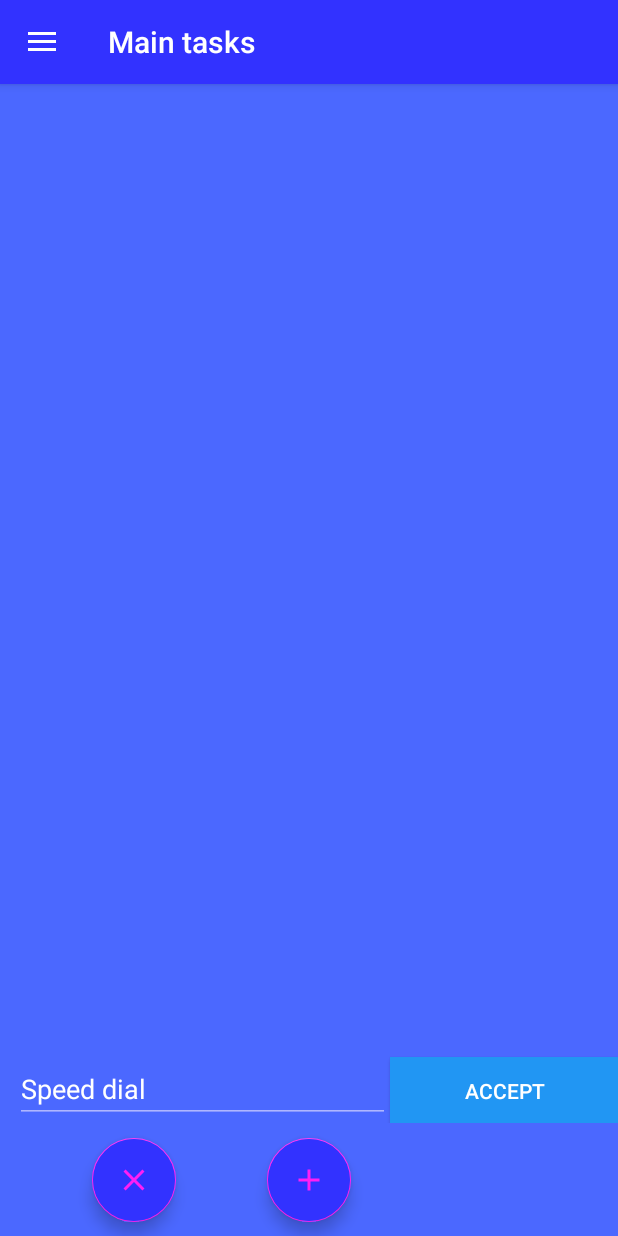
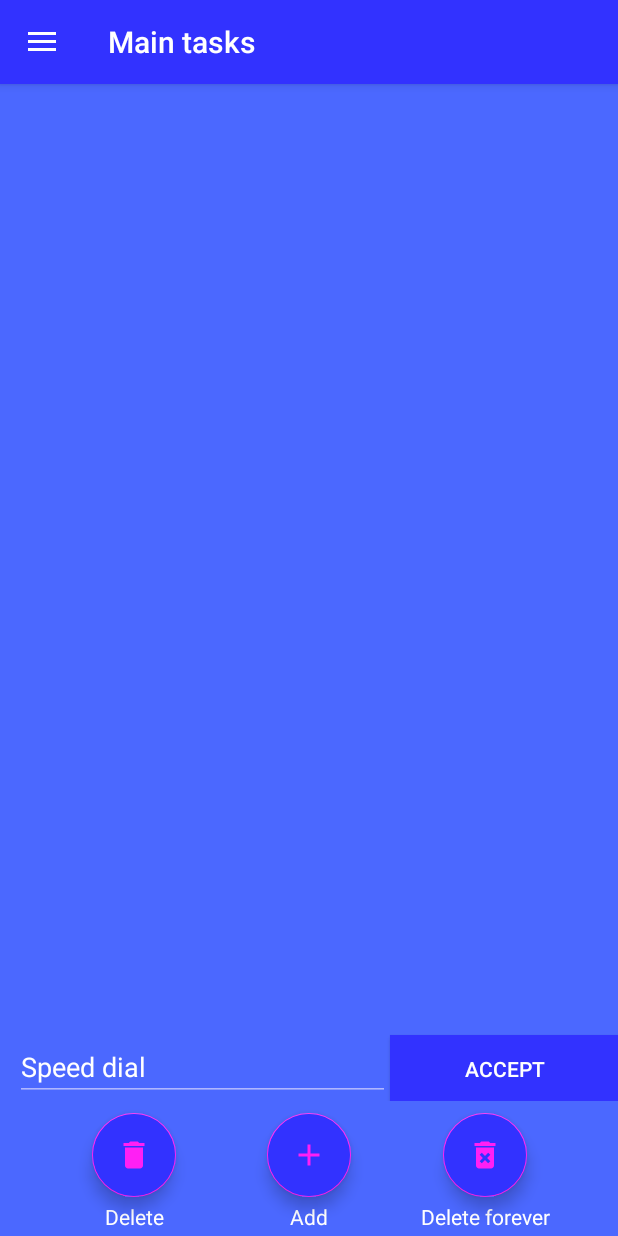
Before and after one commit to KitsuneFolk/TaskUI, an Android app: the screen it shows after launch (MainActivity), on a phone screen of 412 x 824 dp. Run offline under Robolectric (Android 15) with nearby library versions, the phone set to English and light mode, and no system bars; our stand-ins replace navigation-ui; libraries missing offline, so code that uses them is left out: it.xabaras.android.

Commit message:
added new icons for fab's; added fab's TextViews for users; added new delete_forever_fab.

```diff
--- a/app/src/main/java/com/pandacorp/taskui/ui/main_tasks/MainTasksFragment.java
+++ b/app/src/main/java/com/pandacorp/taskui/ui/main_tasks/MainTasksFragment.java
@@ -36,7 +36,7 @@ import it.xabaras.android.recyclerview.swipedecorator.RecyclerViewSwipeDecorator
 
 import static android.app.Activity.RESULT_OK;
 
-public class MainTasksFragment extends Fragment {
+public class MainTasksFragment extends Fragment implements View.OnClickListener {
     //Variable needed for ActivityOnResult to understand where data came from.
     private final int REQUEST_CODE_SET_TASK = 0;
 
@@ -52,7 +52,8 @@ public class MainTasksFragment extends Fragment {
     private Button speed_dial_button;
 
     private FloatingActionButton add_fab;
-    private FloatingActionButton clear_fab;
+    private FloatingActionButton delete_fab;
+    private FloatingActionButton delete_forever_fab;
 
     private View root;
 
@@ -64,7 +65,6 @@ public class MainTasksFragment extends Fragment {
     public View onCreateView(@NonNull LayoutInflater inflater,
                              ViewGroup container, Bundle savedInstanceState) {
         root = inflater.inflate(R.layout.fragment_main_tasks, container, false);
-        Log.d(TAG, "onSwiped: theme = " + getActivity().getTheme().toString());
 
 
         initViews();
@@ -87,7 +87,6 @@ public class MainTasksFragment extends Fragment {
             public void onClick(View v) {
                 String text = String.valueOf(speed_dial_editText.getText());
                 if (!text.isEmpty()) {
-                    Log.d(TAG, "onClick: not empty");
 
                     ContentValues contentValues = new ContentValues();
 
@@ -100,40 +99,55 @@ public class MainTasksFragment extends Fragment {
                     adapter.notifyDataSetChanged();
                     speed_dial_editText.setText("");
                 }
-                Log.d(TAG, "onClick: empty");
 
             }
         });
 
         add_fab = root.findViewById(R.id.add_fab);
-        clear_fab = root.findViewById(R.id.clear_fab);
+        delete_fab = root.findViewById(R.id.delete_fab);
+        delete_forever_fab = root.findViewById(R.id.delete_forever_fab);
 
-        add_fab.setOnClickListener(new View.OnClickListener() {
-            @Override
-            public void onClick(View v) {
+        add_fab.setOnClickListener(this);
+        delete_fab.setOnClickListener(this);
+        delete_forever_fab.setOnClickListener(this);
+
+    }
+    @Override
+    public void onClick(View v) {
+        switch (v.getId()){
+            case R.id.add_fab:
                 Intent intent = new Intent(getActivity(), SetTaskActivity.class);
                 startActivityForResult(intent, REQUEST_CODE_SET_TASK);
                 adapter.notifyDataSetChanged();
-            }
-        });
-        clear_fab.setOnClickListener(new View.OnClickListener() {
-            @Override
-            public void onClick(View v) {
+                break;
+            case R.id.delete_fab:
                 dbHelper = new DBHelper(getContext());
                 database = dbHelper.getWritableDatabase();
                 setDeletedTasksValues();
                 database.delete(DBHelper.MAIN_TASKS_TABLE_NAME, null, null);
+
                 databaseGetTasks();
                 fillArrayItemList();
                 adapter.notifyDataSetChanged();
                 //Очистка текста.
                 speed_dial_editText.setText("");
-            }
-        });
+                break;
+            case R.id.delete_forever_fab:
+                dbHelper = new DBHelper(getContext());
+                database = dbHelper.getWritableDatabase();
+                database.delete(DBHelper.MAIN_TASKS_TABLE_NAME, null, null);
+
+                databaseGetTasks();
+                fillArrayItemList();
+                adapter.notifyDataSetChanged();
+                //Очистка текста.
+                speed_dial_editText.setText("");
+                break;
+        }
     }
 
     private void setDeletedTasksValues() {
-        //Setting values of contentValue to set it to DELETED_TASKS_DATABASE when clicking clear_fab
+        //Setting values of contentValue to set it to DELETED_TASKS_DATABASE when clicking delete_fab
         ContentValues contentValues = new ContentValues();
         for (int i = 0; i < itemList.size(); i++) {
             contentValues.put(DBHelper.KEY_TASK_TEXT, itemList.get(i));
@@ -147,7 +161,6 @@ public class MainTasksFragment extends Fragment {
     public void onActivityResult(int requestCode, int resultCode, @Nullable Intent data) {
         super.onActivityResult(requestCode, resultCode, data);
         if (resultCode == RESULT_OK) {
-            Log.d(TAG, "MainTaskFragment.onActivityResult: RESULT_OK");
             //Updating the data for the RecyclerView and the RecyclerView.
             databaseGetTasks();
             fillArrayItemList();
@@ -218,7 +231,6 @@ public class MainTasksFragment extends Fragment {
                 WritableDatabase.delete(DBHelper.MAIN_TASKS_TABLE_NAME, DBHelper.KEY_TASK_TEXT + "=?", new String[]{deletedModel.getMainText()});
                 ContentValues contentValues = new ContentValues();
                 contentValues.put(DBHelper.KEY_TASK_TEXT, (String) deletedModel.getMainText());
-                Log.d(TAG, "setCompletedTasksValues: viewHolder.main_tv.getText() = " + deletedModel.getMainText());
                 database.insert(DBHelper.DELETED_TASKS_TABLE_NAME, null, contentValues);
                 adapter.notifyItemRemoved(position);
                 // showing snack bar with Undo option
@@ -236,9 +248,7 @@ public class MainTasksFragment extends Fragment {
 
                     }
                 });
-                Log.d(TAG, "onSwiped: 6");
                 snackbar.show();
-                Log.d(TAG, "onSwiped: 7");
             }
 
             @Override
--- a/app/src/main/res/drawable/ic_clear_black_24dp.xml
+++ b/app/src/main/res/drawable/ic_delete_black_24dp.xml
@@ -5,5 +5,5 @@
     android:viewportHeight="24.0">
     <path
         android:fillColor="?colorAccent"
-        android:pathData="M19,6.41L17.59,5 12,10.59 6.41,5 5,6.41 10.59,12 5,17.59 6.41,19 12,13.41 17.59,19 19,17.59 13.41,12z" />
+        android:pathData="M6,19c0,1.1 0.9,2 2,2h8c1.1,0 2,-0.9 2,-2V7H6v12zM19,4h-3.5l-1,-1h-5l-1,1H5v2h14V4z" />
 </vector>
--- /dev/null
+++ b/app/src/main/res/drawable/ic_delete_forever.xml
@@ -0,0 +1,9 @@
+<vector xmlns:android="http://schemas.android.com/apk/res/android"
+    android:width="24dp"
+    android:height="24dp"
+    android:viewportWidth="24.0"
+    android:viewportHeight="24.0">
+    <path
+        android:fillColor="?colorAccent"
+        android:pathData="M6,19c0,1.1 0.9,2 2,2h8c1.1,0 2,-0.9 2,-2L18,7L6,7v12zM8.46,11.88l1.41,-1.41L12,12.59l2.12,-2.12 1.41,1.41L13.41,14l2.12,2.12 -1.41,1.41L12,15.41l-2.12,2.12 -1.41,-1.41L10.59,14l-2.13,-2.12zM15.5,4l-1,-1h-5l-1,1L5,4v2h14L19,4z" />
+</vector>
--- a/app/src/main/res/layout/fragment_main_tasks.xml
+++ b/app/src/main/res/layout/fragment_main_tasks.xml
@@ -10,6 +10,7 @@
         android:id="@+id/main_rv_layout"
         android:layout_width="match_parent"
         android:layout_height="0dp"
+        android:layout_marginBottom="5dp"
         app:layout_constraintBottom_toTopOf="@+id/speed_dial_linearLayout"
         app:layout_constraintEnd_toEndOf="parent"
         app:layout_constraintLeft_toLeftOf="parent"
@@ -62,7 +63,7 @@
     <androidx.constraintlayout.widget.ConstraintLayout
         android:id="@+id/fabs_constraintLayout"
         android:layout_width="match_parent"
-        android:layout_height="75dp"
+        android:layout_height="90dp"
         app:layout_constraintBottom_toBottomOf="parent"
         app:layout_constraintEnd_toEndOf="@id/speed_dial_linearLayout"
         app:layout_constraintHorizontal_bias="1.0"
@@ -70,12 +71,12 @@
 
 
         <com.google.android.material.floatingactionbutton.FloatingActionButton
-            android:id="@+id/clear_fab"
+            android:id="@+id/delete_fab"
             android:layout_width="56dp"
             android:layout_height="56dp"
 
             android:backgroundTint="?android:attr/colorPrimary"
-            android:src="@drawable/ic_clear_black_24dp"
+            android:src="@drawable/ic_delete_black_24dp"
             app:layout_constraintBottom_toBottomOf="@+id/add_fab"
             app:layout_constraintEnd_toStartOf="@+id/add_fab"
             app:layout_constraintStart_toStartOf="parent"
@@ -86,14 +87,57 @@
             android:layout_width="56dp"
             android:layout_height="56dp"
 
+            android:layout_marginTop="8dp"
             android:backgroundTint="?android:attr/colorPrimary"
             android:src="@drawable/ic_add_black_24dp"
-            app:layout_constraintBottom_toBottomOf="parent"
             app:layout_constraintEnd_toEndOf="parent"
             app:layout_constraintStart_toStartOf="parent"
             app:layout_constraintTop_toTopOf="parent"
             tools:src="@drawable/ic_add_black_24dp" />
 
+        <com.google.android.material.floatingactionbutton.FloatingActionButton
+            android:id="@+id/delete_forever_fab"
+            android:layout_width="wrap_content"
+            android:layout_height="wrap_content"
+            android:clickable="true"
+            android:backgroundTint="?android:attr/colorPrimary"
+            android:src="@drawable/ic_delete_forever"
+            app:layout_constraintBottom_toBottomOf="@+id/add_fab"
+            app:layout_constraintEnd_toEndOf="parent"
+            app:layout_constraintStart_toEndOf="@+id/add_fab"
+            app:layout_constraintTop_toTopOf="@+id/add_fab"
+            tools:srcCompat="@tools:sample/avatars" />
+
+        <TextView
+            android:id="@+id/delete_tv"
+            android:layout_width="wrap_content"
+            android:layout_height="wrap_content"
+            android:text="@string/delete"
+            app:layout_constraintBottom_toBottomOf="parent"
+            app:layout_constraintEnd_toEndOf="@+id/delete_fab"
+            app:layout_constraintStart_toStartOf="@+id/delete_fab"
+            app:layout_constraintTop_toBottomOf="@+id/delete_fab" />
+
+        <TextView
+            android:id="@+id/add_tv"
+            android:layout_width="wrap_content"
+            android:layout_height="wrap_content"
+            android:text="@string/add"
+            app:layout_constraintBottom_toBottomOf="parent"
+            app:layout_constraintEnd_toEndOf="@+id/add_fab"
+            app:layout_constraintStart_toStartOf="@+id/add_fab"
+            app:layout_constraintTop_toBottomOf="@+id/add_fab" />
+
+        <TextView
+            android:id="@+id/delete_forever_tv"
+            android:layout_width="wrap_content"
+            android:layout_height="wrap_content"
+            android:text="@string/delete_forever"
+            app:layout_constraintBottom_toBottomOf="parent"
+            app:layout_constraintEnd_toEndOf="@+id/delete_forever_fab"
+            app:layout_constraintStart_toStartOf="@+id/delete_forever_fab"
+            app:layout_constraintTop_toBottomOf="@+id/delete_forever_fab" />
+
     </androidx.constraintlayout.widget.ConstraintLayout>
 
 
--- a/app/src/main/res/values/colors.xml
+++ b/app/src/main/res/values/colors.xml
@@ -5,7 +5,7 @@
     <color name="BlueTheme_colorPrimaryDark">#3232FF</color>
     <color name="BlueTheme_colorAccent">#FF1FF4</color>
     <color name="BlueTheme_Background">#4B68FF</color>
-    <color name="BlueTheme_ButtonColor">#2196F3</color>
+    <color name="BlueTheme_ButtonColor">#3232FF</color>
     <color name="BlueTheme_textColorSecondary">#BFD1D1FF</color>
     <color name="BlueTheme_NavigationBar">#90CAF9</color>
 
--- a/app/src/main/res/values/strings.xml
+++ b/app/src/main/res/values/strings.xml
@@ -32,4 +32,9 @@
     <string name="snackbar_removed">Task is removed!</string>
     <string name="snackbar_completed">Task is completed!</string>
 
+    <!--  fragment_main_tasks  -->
+    <string name="delete">Delete</string>
+    <string name="add">Add</string>
+    <string name="delete_forever">Delete forever</string>
+
 </resources>
```
Also changed, not shown: app/src/main/java/com/pandacorp/taskui/ui/completed_tasks/CompletedTasksFragment.java (+27 -12 lines), app/src/main/res/layout/fragment_completed_tasks.xml (+43 -6 lines), app/src/main/res/layout/fragment_deleted_tasks.xml (+15 -3 lines), 2 other files.
